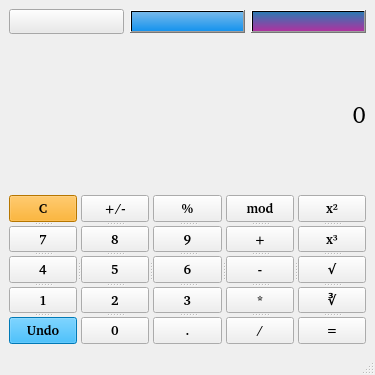
This is calcwindow.ui in TiReks33/qt_calc as Qt 5 draws it before an edit. The edited form follows.
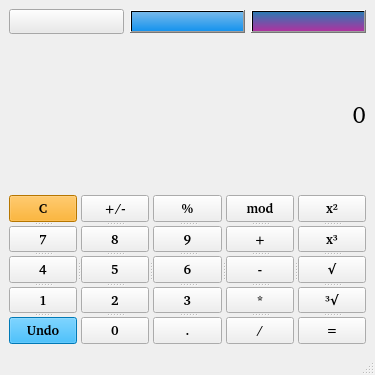
This is the edited form. Icons and pictures are not drawn.

Commit message: added correct scalling of buttons (with fonts);percent operation fix;

Diff of the .ui file:
```diff
--- a/calcwindow.ui
+++ b/calcwindow.ui
@@ -494,7 +494,7 @@
          <enum>Qt::ClickFocus</enum>
         </property>
         <property name="text">
-         <string>∛</string>
+         <string>³√</string>
         </property>
        </widget>
        <widget class="QPushButton" name="equal_button">
```
The commit also changes 3 other files.
